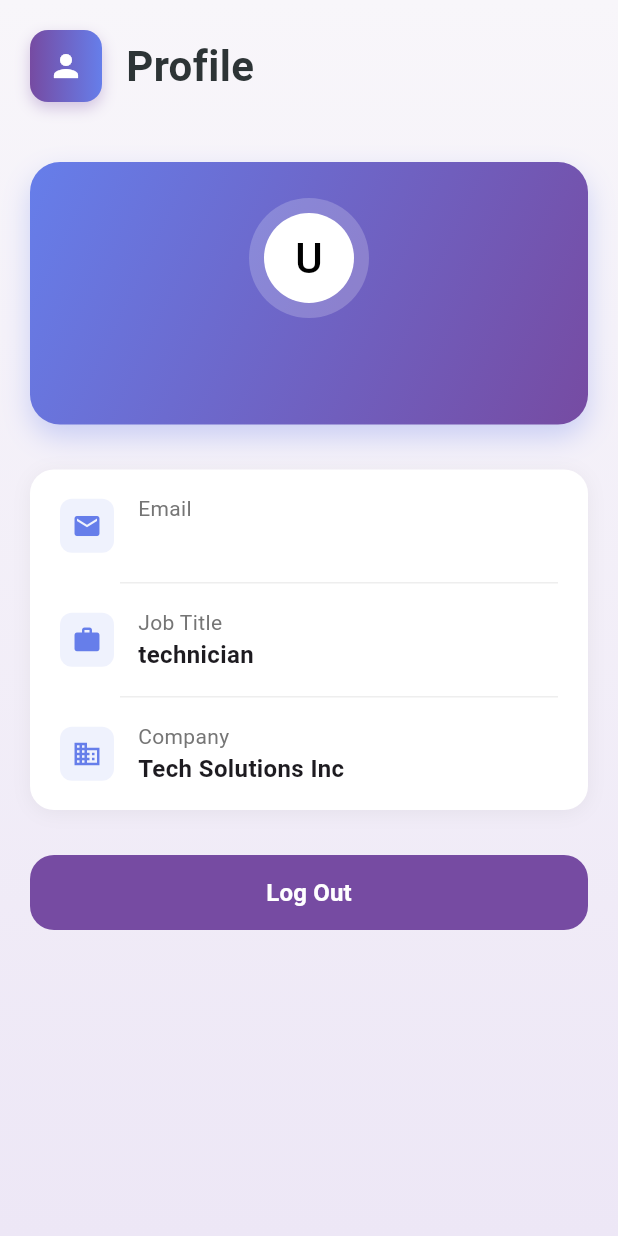
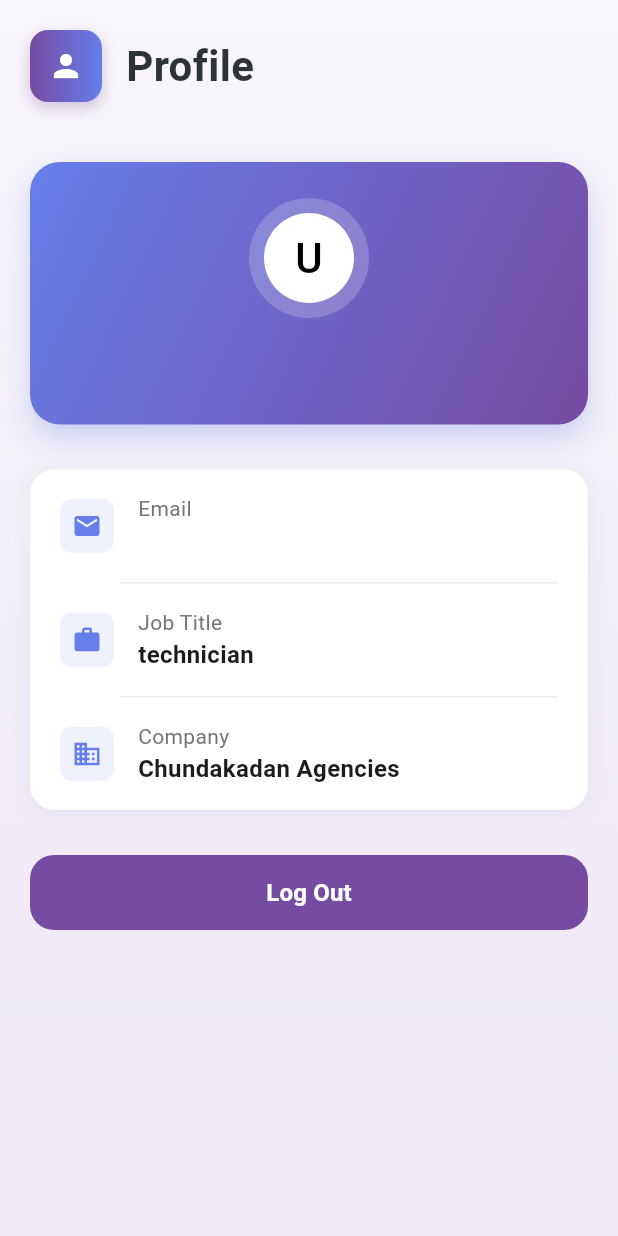
Before and after one commit to teambackoffice/field_sales_app, a Flutter app: the ProfilePage screen opened directly, on a phone screen of 412 x 824 dp. Run offline on Flutter 3.47's test engine with Material 3 defaults, Android fonts, the phone set to English and light mode, and no system bars; our stand-ins replace firebase_core, firebase_messaging, flutter_secure_storage, flutter_spinkit, geolocator, shared_preferences and 1 more; accounts and stored records are empty.

Commit message:
Changes In Profile Page

```diff
--- a/lib/view/mainscreen/profile_page/profile_page.dart
+++ b/lib/view/mainscreen/profile_page/profile_page.dart
@@ -137,7 +137,7 @@ class _ProfilePageState extends State<ProfilePage> {
                             _buildDetailItem(
                               Icons.business,
                               'Company',
-                              'Tech Solutions Inc',
+                              'Chundakadan Agencies',
                             ),
                           ],
                         ),
--- a/pubspec.yaml
+++ b/pubspec.yaml
@@ -71,7 +71,8 @@ flutter:
   uses-material-design: true
 
   # To add assets to your application, add an assets section, like this:
-  # assets:
+  assets:
+    - assets/
   #   - images/a_dot_burr.jpeg
   #   - images/a_dot_ham.jpeg
 
```
